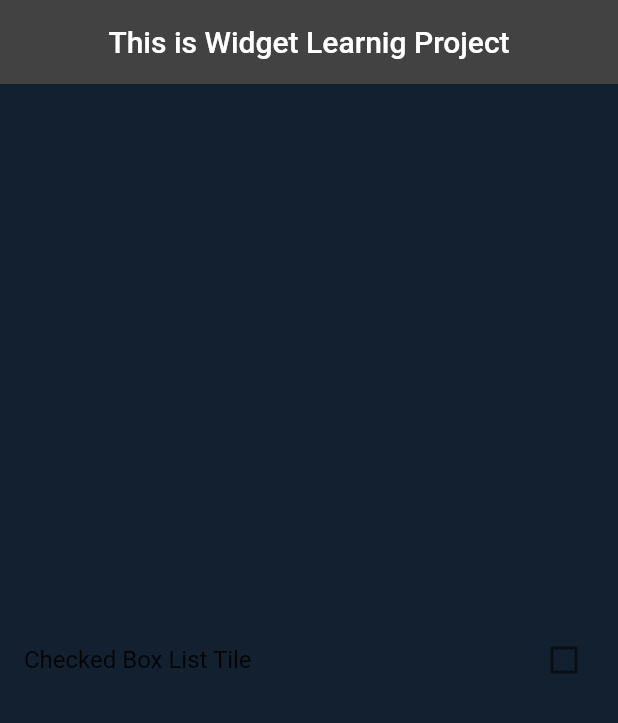
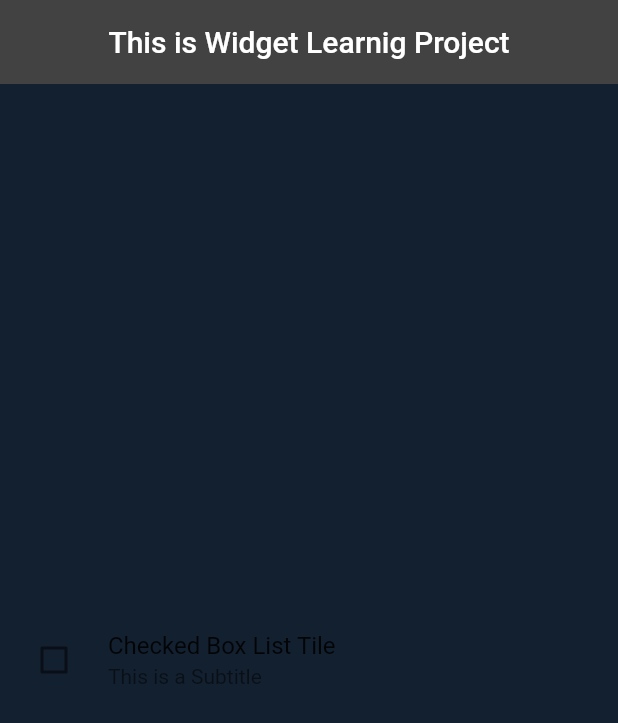
Before and after one commit to Ghauoor/Flutter-Widgets, a Flutter app: the screen it shows after launch, on a phone screen of 412 x 824 dp. Shown: the top 723 px of the screen. Run offline on Flutter 3.47's test engine with Material 2 defaults, Android fonts, the phone set to English and light mode, and no system bars.

Commit message:
CheckboxListTileWidget

```diff
--- a/lib/widgets/checkbox_listtile_widget.dart
+++ b/lib/widgets/checkbox_listtile_widget.dart
@@ -23,6 +23,9 @@ class _CheckboxListTileWidgetState extends State<CheckboxListTileWidget> {
         },
         activeColor: Colors.amber,
         checkColor: Colors.white,
+        subtitle: const Text('This is a Subtitle'),
+        controlAffinity: ListTileControlAffinity.leading,
+        tristate: true,
       ),
     );
   }
```
